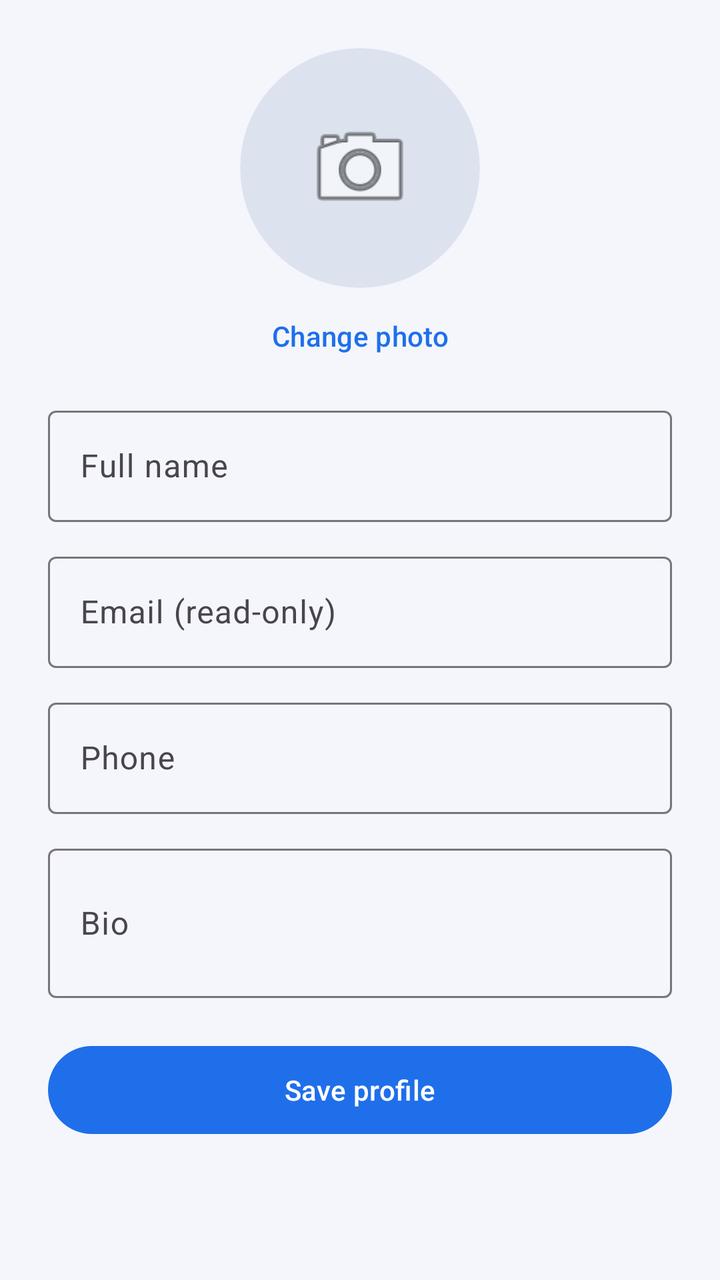
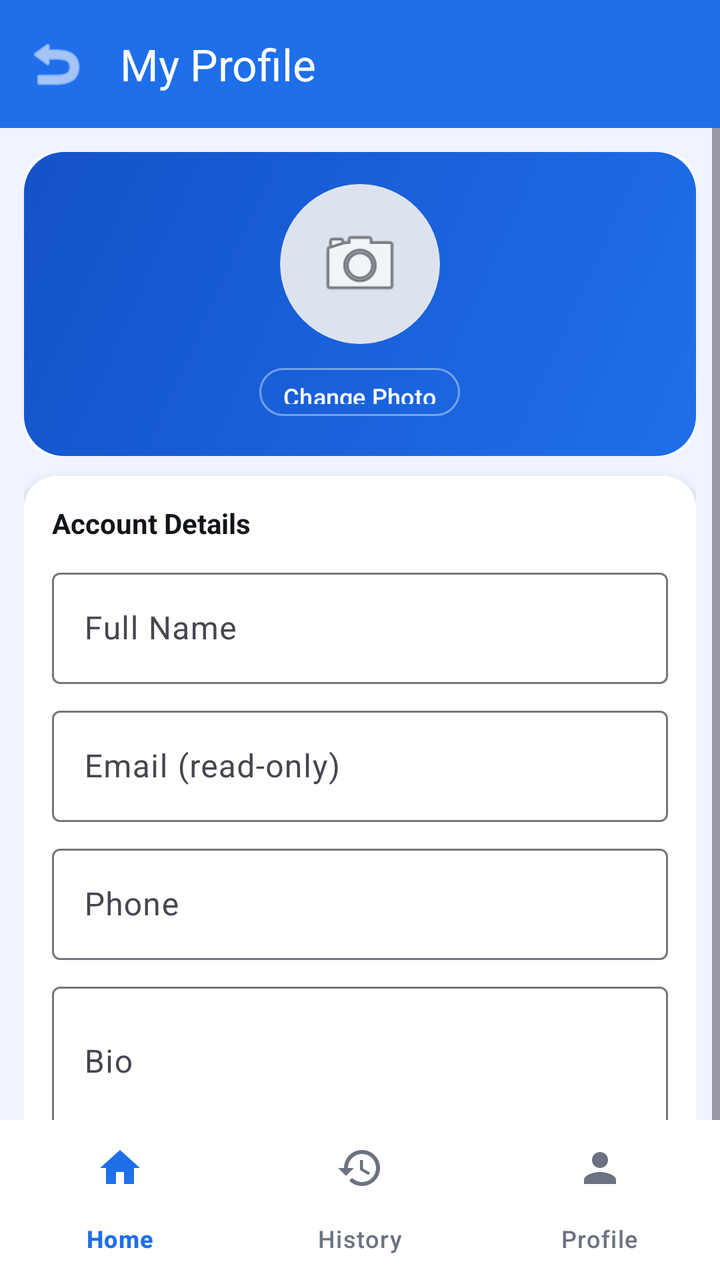

Compare the two renders of this Android layout. The source of the first and the diff that turns it into the second are given below.
<!-- AndroidManifest.xml: application theme Theme.PhishingDetector -->
<!-- res/layout/activity_profile.xml -->
<?xml version="1.0" encoding="utf-8"?>
<ScrollView xmlns:android="http://schemas.android.com/apk/res/android"
    xmlns:app="http://schemas.android.com/apk/res-auto"
    android:layout_width="match_parent" android:layout_height="match_parent"
    android:fillViewport="true">
    <LinearLayout android:layout_width="match_parent" android:layout_height="wrap_content"
        android:orientation="vertical" android:padding="24dp" android:gravity="center_horizontal">

        <ImageView android:id="@+id/imgProfile" android:layout_width="120dp"
            android:layout_height="120dp" android:background="@drawable/circle_avatar"
            android:scaleType="centerCrop" android:clipToOutline="true"
            android:src="@android:drawable/ic_menu_camera" android:padding="32dp"/>
        <com.google.android.material.button.MaterialButton
            android:id="@+id/btnPickImage" android:layout_width="wrap_content"
            android:layout_height="wrap_content" android:text="Change photo"
            style="@style/Widget.Material3.Button.TextButton"/>

        <com.google.android.material.textfield.TextInputLayout
            android:layout_width="match_parent" android:layout_height="wrap_content"
            android:hint="Full name" android:layout_marginTop="8dp"
            style="@style/Widget.Material3.TextInputLayout.OutlinedBox">
            <com.google.android.material.textfield.TextInputEditText
                android:id="@+id/etName" android:layout_width="match_parent"
                android:layout_height="wrap_content"/>
        </com.google.android.material.textfield.TextInputLayout>

        <com.google.android.material.textfield.TextInputLayout
            android:layout_width="match_parent" android:layout_height="wrap_content"
            android:hint="Email (read-only)" android:layout_marginTop="12dp"
            style="@style/Widget.Material3.TextInputLayout.OutlinedBox">
            <com.google.android.material.textfield.TextInputEditText
                android:id="@+id/etEmail" android:layout_width="match_parent"
                android:layout_height="wrap_content" android:enabled="false"/>
        </com.google.android.material.textfield.TextInputLayout>

        <com.google.android.material.textfield.TextInputLayout
            android:layout_width="match_parent" android:layout_height="wrap_content"
            android:hint="Phone" android:layout_marginTop="12dp"
            style="@style/Widget.Material3.TextInputLayout.OutlinedBox">
            <com.google.android.material.textfield.TextInputEditText
                android:id="@+id/etPhone" android:layout_width="match_parent"
                android:layout_height="wrap_content" android:inputType="phone"/>
        </com.google.android.material.textfield.TextInputLayout>

        <com.google.android.material.textfield.TextInputLayout
            android:layout_width="match_parent" android:layout_height="wrap_content"
            android:hint="Bio" android:layout_marginTop="12dp"
            style="@style/Widget.Material3.TextInputLayout.OutlinedBox">
            <com.google.android.material.textfield.TextInputEditText
                android:id="@+id/etBio" android:layout_width="match_parent"
                android:layout_height="wrap_content" android:minLines="2" android:inputType="textMultiLine"/>
        </com.google.android.material.textfield.TextInputLayout>

        <com.google.android.material.button.MaterialButton
            android:id="@+id/btnSave" android:layout_width="match_parent"
            android:layout_height="52dp" android:text="Save profile" android:layout_marginTop="20dp"/>
        <ProgressBar android:id="@+id/progress" android:layout_width="wrap_content"
            android:layout_height="wrap_content" android:visibility="gone" android:layout_marginTop="12dp"/>
    </LinearLayout>
</ScrollView>
<!-- resources referenced by this layout -->
<resources>
  <!-- drawable circle_avatar (drawable) -->
  <?xml version="1.0" encoding="utf-8"?>
  <shape xmlns:android="http://schemas.android.com/apk/res/android" android:shape="oval">
      <solid android:color="#DDE3EE" />
  </shape>
  <style name="Theme.PhishingDetector" parent="Theme.Material3.Light.NoActionBar">
          <item name="colorPrimary">@color/primary</item>
          <item name="colorPrimaryDark">@color/primary_dark</item>
          <item name="colorOnPrimary">@color/white</item>
          <item name="android:windowBackground">@color/bg</item>
          <item name="android:statusBarColor" tools:targetApi="l">@color/primary_dark</item>
      </style>
  <color name="primary">#1F6FEB</color>
  <color name="primary_dark">#1A5FD0</color>
  <color name="white">#FFFFFF</color>
  <color name="bg">#F4F6FB</color>
</resources>

<!-- the commit's change to res/layout/activity_profile.xml (unified diff, before → after) -->
@@ -1,60 +1,223 @@
 <?xml version="1.0" encoding="utf-8"?>
-<ScrollView xmlns:android="http://schemas.android.com/apk/res/android"
+<androidx.coordinatorlayout.widget.CoordinatorLayout
+    xmlns:android="http://schemas.android.com/apk/res/android"
     xmlns:app="http://schemas.android.com/apk/res-auto"
-    android:layout_width="match_parent" android:layout_height="match_parent"
-    android:fillViewport="true">
-    <LinearLayout android:layout_width="match_parent" android:layout_height="wrap_content"
-        android:orientation="vertical" android:padding="24dp" android:gravity="center_horizontal">
-
-        <ImageView android:id="@+id/imgProfile" android:layout_width="120dp"
-            android:layout_height="120dp" android:background="@drawable/circle_avatar"
-            android:scaleType="centerCrop" android:clipToOutline="true"
-            android:src="@android:drawable/ic_menu_camera" android:padding="32dp"/>
-        <com.google.android.material.button.MaterialButton
-            android:id="@+id/btnPickImage" android:layout_width="wrap_content"
-            android:layout_height="wrap_content" android:text="Change photo"
-            style="@style/Widget.Material3.Button.TextButton"/>
-
-        <com.google.android.material.textfield.TextInputLayout
-            android:layout_width="match_parent" android:layout_height="wrap_content"
-            android:hint="Full name" android:layout_marginTop="8dp"
-            style="@style/Widget.Material3.TextInputLayout.OutlinedBox">
-            <com.google.android.material.textfield.TextInputEditText
-                android:id="@+id/etName" android:layout_width="match_parent"
-                android:layout_height="wrap_content"/>
-        </com.google.android.material.textfield.TextInputLayout>
-
-        <com.google.android.material.textfield.TextInputLayout
-            android:layout_width="match_parent" android:layout_height="wrap_content"
-            android:hint="Email (read-only)" android:layout_marginTop="12dp"
-            style="@style/Widget.Material3.TextInputLayout.OutlinedBox">
-            <com.google.android.material.textfield.TextInputEditText
-                android:id="@+id/etEmail" android:layout_width="match_parent"
-                android:layout_height="wrap_content" android:enabled="false"/>
-        </com.google.android.material.textfield.TextInputLayout>
-
-        <com.google.android.material.textfield.TextInputLayout
-            android:layout_width="match_parent" android:layout_height="wrap_content"
-            android:hint="Phone" android:layout_marginTop="12dp"
-            style="@style/Widget.Material3.TextInputLayout.OutlinedBox">
-            <com.google.android.material.textfield.TextInputEditText
-                android:id="@+id/etPhone" android:layout_width="match_parent"
-                android:layout_height="wrap_content" android:inputType="phone"/>
-        </com.google.android.material.textfield.TextInputLayout>
-
-        <com.google.android.material.textfield.TextInputLayout
-            android:layout_width="match_parent" android:layout_height="wrap_content"
-            android:hint="Bio" android:layout_marginTop="12dp"
-            style="@style/Widget.Material3.TextInputLayout.OutlinedBox">
-            <com.google.android.material.textfield.TextInputEditText
-                android:id="@+id/etBio" android:layout_width="match_parent"
-                android:layout_height="wrap_content" android:minLines="2" android:inputType="textMultiLine"/>
-        </com.google.android.material.textfield.TextInputLayout>
-
-        <com.google.android.material.button.MaterialButton
-            android:id="@+id/btnSave" android:layout_width="match_parent"
-            android:layout_height="52dp" android:text="Save profile" android:layout_marginTop="20dp"/>
-        <ProgressBar android:id="@+id/progress" android:layout_width="wrap_content"
-            android:layout_height="wrap_content" android:visibility="gone" android:layout_marginTop="12dp"/>
-    </LinearLayout>
-</ScrollView>
+    android:layout_width="match_parent"
+    android:layout_height="match_parent"
+    android:background="@color/bg">
+
+    <com.google.android.material.appbar.AppBarLayout
+        android:layout_width="match_parent"
+        android:layout_height="wrap_content"
+        android:background="@color/primary"
+        app:elevation="4dp">
+
+        <com.google.android.material.appbar.MaterialToolbar
+            android:id="@+id/toolbar"
+            android:layout_width="match_parent"
+            android:layout_height="?attr/actionBarSize"
+            app:navigationIcon="@android:drawable/ic_menu_revert"
+            app:navigationIconTint="@color/white"
+            app:title="My Profile"
+            app:titleTextColor="@color/white"/>
+
+    </com.google.android.material.appbar.AppBarLayout>
+
+    <ScrollView
+        android:layout_width="match_parent"
+        android:layout_height="match_parent"
+        app:layout_behavior="@string/appbar_scrolling_view_behavior"
+        android:fillViewport="true">
+
+        <LinearLayout
+            android:layout_width="match_parent"
+            android:layout_height="wrap_content"
+            android:orientation="vertical"
+            android:padding="12dp"
+            android:paddingBottom="70dp">
+
+            
+            <androidx.cardview.widget.CardView
+                android:layout_width="match_parent"
+                android:layout_height="wrap_content"
+                app:cardCornerRadius="16dp"
+                app:cardElevation="0dp"
+                android:layout_marginBottom="10dp">
+
+                <LinearLayout
+                    android:layout_width="match_parent"
+                    android:layout_height="wrap_content"
+                    android:background="@drawable/bg_welcome_card"
+                    android:orientation="vertical"
+                    android:gravity="center"
+                    android:padding="16dp">
+
+                    <ImageView
+                        android:id="@+id/imgProfile"
+                        android:layout_width="80dp"
+                        android:layout_height="80dp"
+                        android:background="@drawable/circle_avatar"
+                        android:scaleType="centerCrop"
+                        android:clipToOutline="true"
+                        android:src="@android:drawable/ic_menu_camera"
+                        android:padding="18dp"/>
+
+                    <com.google.android.material.button.MaterialButton
+                        android:id="@+id/btnPickImage"
+                        android:layout_width="wrap_content"
+                        android:layout_height="32dp"
+                        android:text="Change Photo"
+                        android:textColor="@color/white"
+                        android:textSize="12sp"
+                        android:minWidth="0dp"
+                        android:paddingHorizontal="12dp"
+                        android:layout_marginTop="8dp"
+                        style="@style/Widget.Material3.Button.OutlinedButton"
+                        app:strokeColor="#66FFFFFF"/>
+
+                </LinearLayout>
+            </androidx.cardview.widget.CardView>
+
+            
+            <androidx.cardview.widget.CardView
+                android:layout_width="match_parent"
+                android:layout_height="wrap_content"
+                app:cardCornerRadius="16dp"
+                app:cardElevation="3dp"
+                android:layout_marginBottom="10dp">
+
+                <LinearLayout
+                    android:layout_width="match_parent"
+                    android:layout_height="wrap_content"
+                    android:orientation="vertical"
+                    android:padding="14dp"
+                    android:background="@color/surface">
+
+                    <TextView
+                        android:layout_width="wrap_content"
+                        android:layout_height="wrap_content"
+                        android:text="Account Details"
+                        android:textSize="14sp"
+                        android:textStyle="bold"
+                        android:textColor="@color/text"
+                        android:layout_marginBottom="10dp"/>
+
+                    <com.google.android.material.textfield.TextInputLayout
+                        android:layout_width="match_parent"
+                        android:layout_height="wrap_content"
+                        android:hint="Full Name"
+                        android:layout_marginBottom="8dp"
+                        style="@style/Widget.Material3.TextInputLayout.OutlinedBox">
+                        <com.google.android.material.textfield.TextInputEditText
+                            android:id="@+id/etName"
+                            android:layout_width="match_parent"
+                            android:layout_height="wrap_content"
+                            android:inputType="textPersonName"/>
+                    </com.google.android.material.textfield.TextInputLayout>
+
+                    <com.google.android.material.textfield.TextInputLayout
+                        android:layout_width="match_parent"
+                        android:layout_height="wrap_content"
+                        android:hint="Email (read-only)"
+                        android:layout_marginBottom="8dp"
+                        style="@style/Widget.Material3.TextInputLayout.OutlinedBox">
+                        <com.google.android.material.textfield.TextInputEditText
+                            android:id="@+id/etEmail"
+                            android:layout_width="match_parent"
+                            android:layout_height="wrap_content"
+                            android:enabled="false"
+                            android:inputType="textEmailAddress"/>
+                    </com.google.android.material.textfield.TextInputLayout>
+
+                    <com.google.android.material.textfield.TextInputLayout
+                        android:layout_width="match_parent"
+                        android:layout_height="wrap_content"
+                        android:hint="Phone"
+                        android:layout_marginBottom="8dp"
+                        style="@style/Widget.Material3.TextInputLayout.OutlinedBox">
+                        <com.google.android.material.textfield.TextInputEditText
+                            android:id="@+id/etPhone"
+                            android:layout_width="match_parent"
+                            android:layout_height="wrap_content"
+                            android:inputType="phone"/>
+                    </com.google.android.material.textfield.TextInputLayout>
+
+                    <com.google.android.material.textfield.TextInputLayout
+                        android:layout_width="match_parent"
+                        android:layout_height="wrap_content"
+                        android:hint="Bio"
+                        android:layout_marginBottom="10dp"
+                        style="@style/Widget.Material3.TextInputLayout.OutlinedBox">
+                        <com.google.android.material.textfield.TextInputEditText
+                            android:id="@+id/etBio"
+                            android:layout_width="match_parent"
+                            android:layout_height="wrap_content"
+                            android:minLines="2"
+                            android:inputType="textMultiLine"/>
+                    </com.google.android.material.textfield.TextInputLayout>
+
+                    <com.google.android.material.button.MaterialButton
+                        android:id="@+id/btnSave"
+                        android:layout_width="match_parent"
+                        android:layout_height="44dp"
+                        android:text="Save Profile"
+                        android:textSize="14sp"/>
+
+                    <ProgressBar
+                        android:id="@+id/progress"
+                        android:layout_width="wrap_content"
+                        android:layout_height="wrap_content"
+                        android:layout_gravity="center"
+                        android:visibility="gone"
+                        android:layout_marginTop="6dp"/>
+
+                </LinearLayout>
+            </androidx.cardview.widget.CardView>
+
+            
+            <androidx.cardview.widget.CardView
+                android:layout_width="match_parent"
+                android:layout_height="wrap_content"
+                app:cardCornerRadius="16dp"
+                app:cardElevation="3dp">
+
+                <LinearLayout
+                    android:layout_width="match_parent"
+                    android:layout_height="wrap_content"
+                    android:orientation="vertical"
+                    android:padding="12dp"
+                    android:background="@color/surface">
+
+                    <com.google.android.material.button.MaterialButton
+                        android:id="@+id/btnLogout"
+                        android:layout_width="match_parent"
+                        android:layout_height="44dp"
+                        android:text="Log Out"
+                        android:textSize="14sp"
+                        android:textColor="@color/danger"
+                        style="@style/Widget.Material3.Button.OutlinedButton"
+                        app:strokeColor="@color/danger"
+                        app:icon="@drawable/ic_logout"
+                        app:iconTint="@color/danger"
+                        app:iconGravity="textStart"
+                        app:iconSize="16dp"/>
+
+                </LinearLayout>
+            </androidx.cardview.widget.CardView>
+
+        </LinearLayout>
+    </ScrollView>
+
+    <com.google.android.material.bottomnavigation.BottomNavigationView
+        android:id="@+id/bottomNav"
+        android:layout_width="match_parent"
+        android:layout_height="wrap_content"
+        android:layout_gravity="bottom"
+        android:background="@color/surface"
+        app:menu="@menu/bottom_nav"
+        app:itemIconTint="@color/nav_item_color"
+        app:itemTextColor="@color/nav_item_color"
+        app:labelVisibilityMode="labeled"
+        app:elevation="8dp"/>
+
+</androidx.coordinatorlayout.widget.CoordinatorLayout>
<!-- resource entries referenced after the edit -->
@@ -5,16 +5,38 @@
   <shape xmlns:android="http://schemas.android.com/apk/res/android" android:shape="oval">
       <solid android:color="#DDE3EE" />
   </shape>
+  <!-- drawable ic_logout (drawable) -->
+  <?xml version="1.0" encoding="utf-8"?>
+  <vector xmlns:android="http://schemas.android.com/apk/res/android"
+      android:width="24dp" android:height="24dp"
+      android:viewportWidth="24" android:viewportHeight="24">
+      <path android:fillColor="@android:color/black"
+          android:pathData="M17,7l-1.41,1.41L18.17,11H8v2h10.17l-2.58,2.58L17,17l5,-5zM4,5h8V3H4c-1.1,0-2,0.9-2,2v14c0,1.1 0.9,2 2,2h8v-2H4V5z"/>
+  </vector>
   <style name="Theme.PhishingDetector" parent="Theme.Material3.Light.NoActionBar">
           <item name="colorPrimary">@color/primary</item>
           <item name="colorPrimaryDark">@color/primary_dark</item>
           <item name="colorOnPrimary">@color/white</item>
           <item name="android:windowBackground">@color/bg</item>
           <item name="android:statusBarColor" tools:targetApi="l">@color/primary_dark</item>
+          <item name="android:forceDarkAllowed">false</item>
       </style>
   <color name="primary">#1F6FEB</color>
-  <color name="primary_dark">#1A5FD0</color>
+  <color name="surface">#FFFFFF</color>
+  <color name="text">#111418</color>
+  <color name="primary_dark">#1452C8</color>
   <color name="white">#FFFFFF</color>
-  <color name="bg">#F4F6FB</color>
+  <!-- drawable bg_welcome_card (drawable) -->
+  <?xml version="1.0" encoding="utf-8"?>
+  <shape xmlns:android="http://schemas.android.com/apk/res/android"
+      android:shape="rectangle">
+      <gradient
+          android:startColor="#1F6FEB"
+          android:endColor="#1452C8"
+          android:angle="135"/>
+      <corners android:radius="20dp"/>
+  </shape>
+  <color name="bg">#F0F4FF</color>
+  <color name="danger">#C0392B</color>
 </resources>
 
